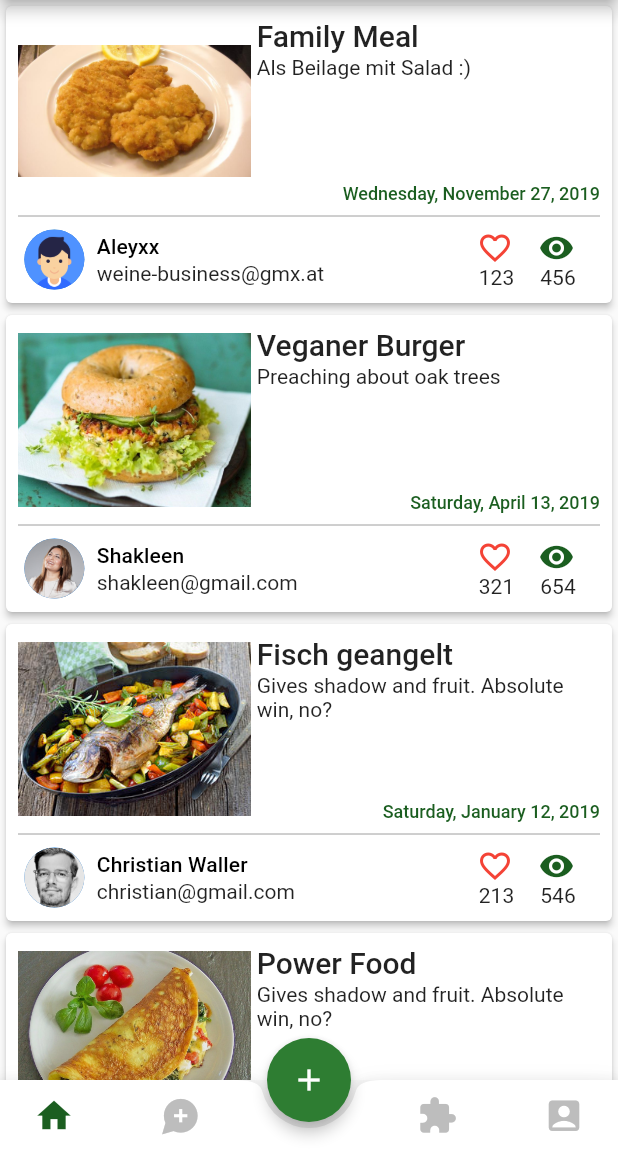
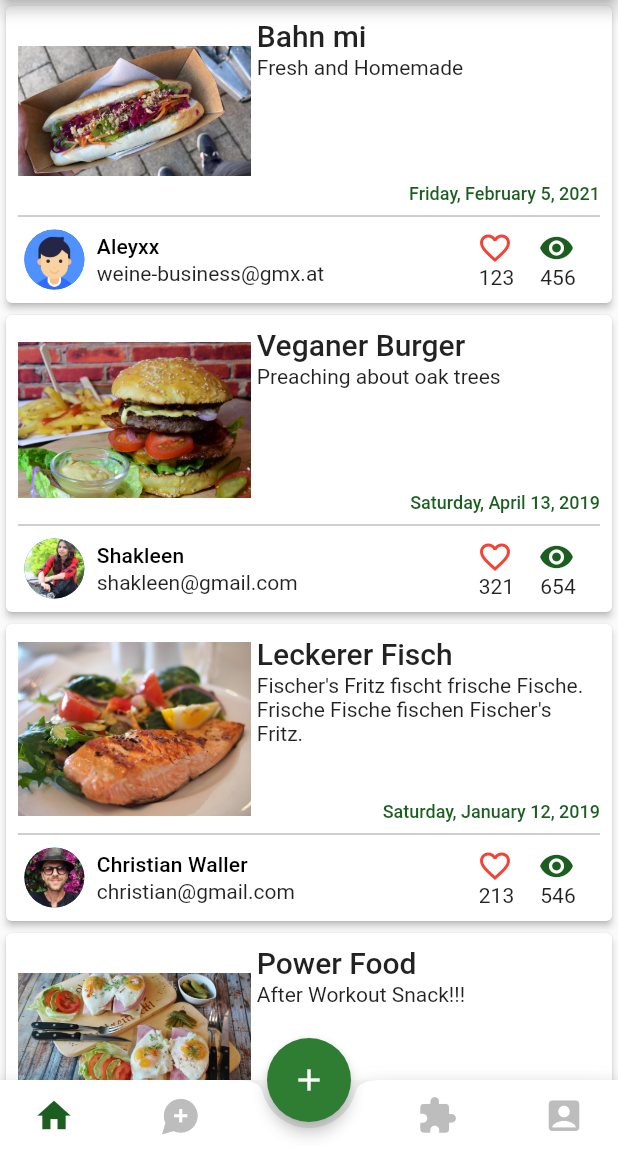
Before and after one commit to Dennis-Sima/Foodgraphic, a Flutter app: the screen it shows after launch, on a phone screen of 412 x 824 dp, the part 84-1236 px from its top. Run offline on Flutter 3.47's test engine with Material 2 defaults, Android fonts, the phone set to English and light mode, and no system bars; our stand-ins replace chips_choice, image_picker; statements that could not run were skipped.

Commit message:
chance pictures of homescreen

```diff
--- a/lib/helper/demo_values.dart
+++ b/lib/helper/demo_values.dart
@@ -15,7 +15,7 @@ class DemoValues {
     ),
     UserModel(
       id: "2",
-      name: "DenSim26",
+      name: "Dennis Sima",
       email: "SIM18354@spengergasse.com",
       image: "assets/images/user.png",
       followers: 456,
@@ -43,55 +43,44 @@ class DemoValues {
   ];
 
   static final String _body =
-      """Aspernatur omnis consequatur dignissimos recusandae non. Praesentium nihil earum. Porro perspiciatis a velit doloremque consequatur impedit. Autem odio sed qui consequatur laboriosam sapiente omnis sit. Tenetur blanditiis iure molestias quidem odit numquam sunt aliquam.
+      """Frisches Baguette bestrichen mit selbstgemachter Mayonnaise!
 
-Vitae libero perferendis voluptate et quasi aut impedit fuga. Maiores suscipit fugiat a est molestiae voluptas quasi earum recusandae. Ut omnis excepturi ut dolore ab.
+Als nächstes werden die Gurken in das Baguette gelegt. Eingelegte und feingeschnittene Karotten werden gleichmäßig im Baguette verteilt.
 
-Quia quo quisquam velit adipisci dolorem adipisci voluptatem. Eum ut quae et dolorem sapiente. Ut reprehenderit et ut voluptatum saepe et voluptatem. Sit eveniet quaerat.
+Im nächsten Schritt wird das Fleisch, Wahlweise Huhn, Bauchfleisch oder Tofu, hinzugefügt. Nun folgt ein wenig Rotkraut und als Topping obendrauf können geriebene Erdnüsse und Röstzwiebel draufgelegt werden.
 
-Sit necessitatibus voluptatem est iste nihil nulla. Autem quasi sit et. Qui veniam fugit autem. Minima error deserunt fuga dolorum rerum provident velit.
-
-Quod necessitatibus vel laboriosam ut id. Ab eaque eos voluptatem beatae tenetur repellendus adipisci repudiandae quisquam. Quis quam harum aspernatur nulla. Deleniti velit molestiae.
-
-Repudiandae sint soluta ullam sunt eos id laborum. Veniam molestiae ipsa odit soluta in rerum amet. Deserunt rerum vero est eaque voluptas aspernatur ut voluptatem. Sint sed enim.""";
+Die wichtigste Zutat, der Koriander darf natürlich nicht fehlen!""";
 
   static final List<CommentModel> _comments = <CommentModel>[
     CommentModel(
-      comment: "Eveniet nesciunt distinctio sint ut. ",
-      user: users[0],
-      time: DateTime(2017, 6, 30),
-    ),
-    CommentModel(
-      comment: "Et facere a eos accusantium culpa quaerat in fugiat suscipit. ",
+      comment: "Wow, sieht richtig lecker aus!",
       user: users[2],
       time: DateTime(2019, 4, 30),
     ),
     CommentModel(
-      comment: "Necessitatibus pariatur harum deserunt cum illum ut.",
+      comment: "Muss ich umbedingt auch mal zubereiten ;)",
       user: users[1],
       time: DateTime(2018, 5, 30),
     ),
     CommentModel(
-      comment:
-          "Accusantium neque quis provident voluptatem labore quod dignissimos eum quaerat. ",
-      user: users[2],
+      comment: "Healthy healthy kann ich nur sagen...",
+      user: users[3],
       time: DateTime(2017, 6, 30),
     ),
     CommentModel(
-      comment:
-          "Accusantium neque quis provident voluptatem labore quod dignissimos eum quaerat. ",
+      comment: "Bist du deppat ist das gut",
       user: users[1],
       time: DateTime(2019, 4, 30),
     ),
     CommentModel(
-      comment: "Neque est ut rerum vel sunt harum voluptatibus et. ",
-      user: users[0],
+      comment:
+          "Kannst du sagen, wie lang du ungefähr gebraucht hast? Möchte das am Wochenende auch machen...",
+      user: users[2],
       time: DateTime(2018, 5, 30),
     ),
     CommentModel(
-      comment:
-          "Hic accusantium minus fuga exercitationem id aut expedita doloribus. ",
-      user: users[1],
+      comment: "Hoffentlich hast du nicht zu viele davon verdrückt - hahaha",
+      user: users[3],
       time: DateTime(2017, 6, 30),
     ),
   ];
@@ -100,11 +89,11 @@ Repudiandae sint soluta ullam sunt eos id laborum. Veniam molestiae ipsa odit so
     PostModel(
       id: "1",
       author: users[0],
-      title: "Family Meal",
-      summary: "Als Beilage mit Salad :)",
-      body: "This is a short body.",
-      imageURL: "assets/images/schnitzel.jpg",
-      postTime: DateTime(2019, 11, 27, 7, 36),
+      title: "Bahn mi",
+      summary: "Fresh and Homemade",
+      body: _body,
+      imageURL: "assets/images/bahnmi.png",
+      postTime: DateTime.now(),
       reacts: 123,
       views: 456,
       comments: _comments,
@@ -124,8 +113,9 @@ Repudiandae sint soluta ullam sunt eos id laborum. Veniam molestiae ipsa odit so
     PostModel(
       id: "3",
       author: users[3],
-      title: "Fisch geangelt",
-      summary: "Gives shadow and fruit. Absolute win, no?",
+      title: 'Leckerer Fisch',
+      summary:
+          "Fischer's Fritz fischt frische Fische. Frische Fische fischen Fischer's Fritz.",
       body: _body * 2,
       imageURL: "assets/images/fisch.jpg",
       postTime: DateTime(2019, 1, 12),
@@ -137,7 +127,7 @@ Repudiandae sint soluta ullam sunt eos id laborum. Veniam molestiae ipsa odit so
       id: "3",
       author: users[2],
       title: "Power Food",
-      summary: "Gives shadow and fruit. Absolute win, no?",
+      summary: "After Workout Snack!!!",
       body: _body * 2,
       imageURL: "assets/images/omlett.jpg",
       postTime: DateTime(2019, 1, 12),
@@ -149,7 +139,7 @@ Repudiandae sint soluta ullam sunt eos id laborum. Veniam molestiae ipsa odit so
       id: "4",
       author: users[3],
       title: "Zuckersüß",
-      summary: "Gives shadow and fruit. Absolute win, no?",
+      summary: "Achtung Kalorienbombe :D",
       body: _body * 2,
       imageURL: "assets/images/tiramesu.jpg",
       postTime: DateTime(2019, 1, 12),
--- a/lib/view/pages/camera.dart
+++ b/lib/view/pages/camera.dart
@@ -46,7 +46,7 @@ class _CameraState extends State<Camera> {
   }
 
   // Function to open a local gallery
-  Future openGalley() async {
+  Future openGallery() async {
     var galleryImage = await _picker.getImage(source: ImageSource.gallery);
     final File file = File(galleryImage.path);
     setState(() {
@@ -84,13 +84,13 @@ class _CameraState extends State<Camera> {
                 MaterialButton(
                   color: Colors.green[900],
                   child: Text(
-                    "Open Galley",
+                    "Open Gallery",
                     style: TextStyle(
                       color: Colors.white,
                     ),
                   ),
                   onPressed: () {
-                    openGalley();
+                    openGallery();
                   },
                 ),
               ],
```
Also changed, not shown: assets/images/bahnmi.png (added), assets/images/burger.jpg, assets/images/fisch.jpg, assets/images/frau.jpg, assets/images/mann.jpg, assets/images/omlett.jpg, assets/images/tiramesu.jpg.
